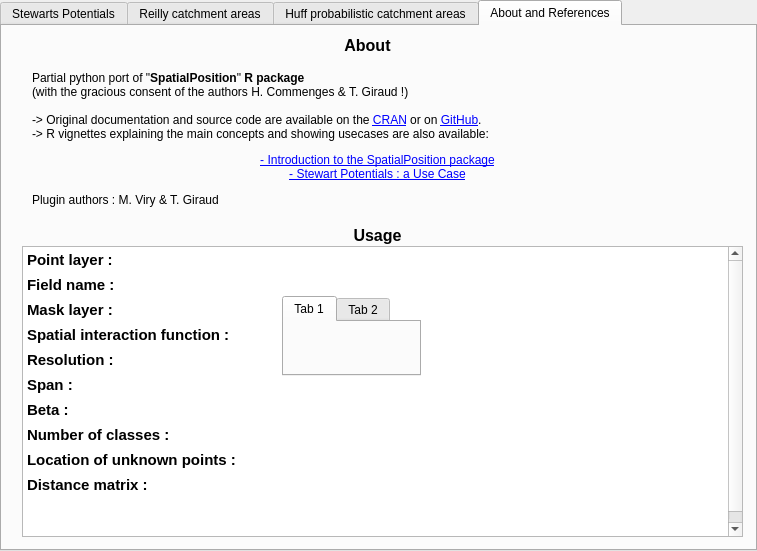
Above: SpatialPositionModel_dialog_base.ui from mthh/SpatialPositionModel before the change. Below: the same form after it.
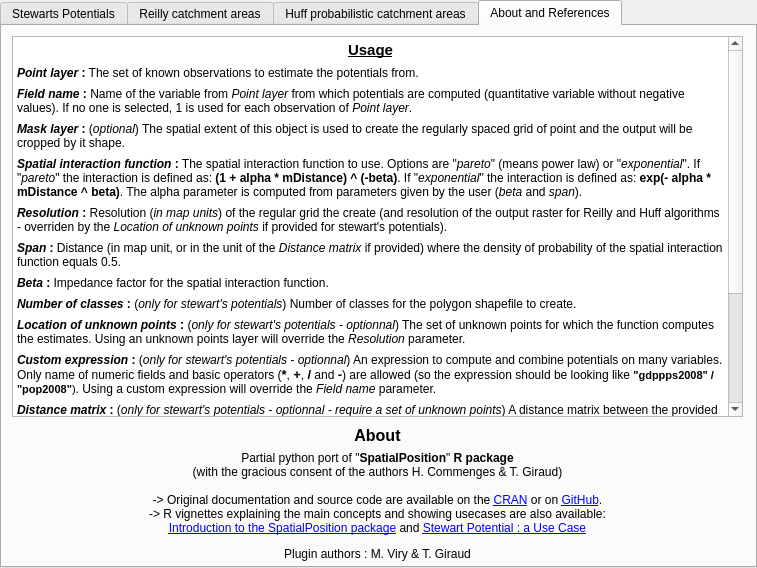
That is the form after the change. The open tabs and pages were chosen to show the change. Custom widgets are drawn as their Qt base class.

The edit to the form file:
```diff
--- a/SpatialPositionModel_dialog_base.ui
+++ b/SpatialPositionModel_dialog_base.ui
@@ -7,7 +7,7 @@
     <x>0</x>
     <y>0</y>
     <width>757</width>
-    <height>551</height>
+    <height>568</height>
    </rect>
   </property>
   <property name="windowTitle">
@@ -939,92 +939,66 @@
    <attribute name="title">
     <string>About and References</string>
    </attribute>
-   <widget class="QLabel" name="label_32">
-    <property name="geometry">
-     <rect>
-      <x>30</x>
-      <y>200</y>
-      <width>691</width>
-      <height>20</height>
-     </rect>
-    </property>
-    <property name="text">
-     <string>&lt;html&gt;&lt;head/&gt;&lt;body&gt;&lt;p align=&quot;center&quot;&gt;&lt;span style=&quot; font-size:12pt; font-weight:600;&quot;&gt;Usage&lt;/span&gt;&lt;/p&gt;&lt;/body&gt;&lt;/html&gt;</string>
-    </property>
-   </widget>
    <widget class="QTextBrowser" name="textBrowser_2">
     <property name="geometry">
      <rect>
-      <x>20</x>
-      <y>220</y>
-      <width>721</width>
-      <height>291</height>
+      <x>10</x>
+      <y>10</y>
+      <width>731</width>
+      <height>381</height>
      </rect>
     </property>
     <property name="html">
      <string>&lt;!DOCTYPE HTML PUBLIC &quot;-//W3C//DTD HTML 4.0//EN&quot; &quot;http://www.w3.org/TR/REC-html40/strict.dtd&quot;&gt;
 &lt;html&gt;&lt;head&gt;&lt;meta name=&quot;qrichtext&quot; content=&quot;1&quot; /&gt;&lt;style type=&quot;text/css&quot;&gt;
 p, li { white-space: pre-wrap; }
-&lt;/style&gt;&lt;/head&gt;&lt;body style=&quot; font-family:'Ubuntu'; font-size:11pt; font-weight:400; font-style:normal;&quot;&gt;
-&lt;p style=&quot; margin-top:7px; margin-bottom:7px; margin-left:0px; margin-right:0px; -qt-block-indent:0; text-indent:0px;&quot;&gt;&lt;span style=&quot; font-weight:600;&quot;&gt;Point layer :&lt;/span&gt;&lt;/p&gt;
-&lt;p style=&quot; margin-top:7px; margin-bottom:7px; margin-left:0px; margin-right:0px; -qt-block-indent:0; text-indent:0px;&quot;&gt;&lt;span style=&quot; font-weight:600;&quot;&gt;Field name :&lt;/span&gt;&lt;/p&gt;
-&lt;p style=&quot; margin-top:7px; margin-bottom:7px; margin-left:0px; margin-right:0px; -qt-block-indent:0; text-indent:0px;&quot;&gt;&lt;span style=&quot; font-weight:600;&quot;&gt;Mask layer :&lt;/span&gt;&lt;/p&gt;
-&lt;p style=&quot; margin-top:7px; margin-bottom:7px; margin-left:0px; margin-right:0px; -qt-block-indent:0; text-indent:0px;&quot;&gt;&lt;span style=&quot; font-weight:600;&quot;&gt;Spatial interaction function :&lt;/span&gt;&lt;/p&gt;
-&lt;p style=&quot; margin-top:7px; margin-bottom:7px; margin-left:0px; margin-right:0px; -qt-block-indent:0; text-indent:0px;&quot;&gt;&lt;span style=&quot; font-weight:600;&quot;&gt;Resolution :&lt;/span&gt;&lt;/p&gt;
-&lt;p style=&quot; margin-top:7px; margin-bottom:7px; margin-left:0px; margin-right:0px; -qt-block-indent:0; text-indent:0px;&quot;&gt;&lt;span style=&quot; font-weight:600;&quot;&gt;Span :&lt;/span&gt;&lt;/p&gt;
-&lt;p style=&quot; margin-top:7px; margin-bottom:7px; margin-left:0px; margin-right:0px; -qt-block-indent:0; text-indent:0px;&quot;&gt;&lt;span style=&quot; font-weight:600;&quot;&gt;Beta :&lt;/span&gt;&lt;/p&gt;
-&lt;p style=&quot; margin-top:7px; margin-bottom:7px; margin-left:0px; margin-right:0px; -qt-block-indent:0; text-indent:0px;&quot;&gt;&lt;span style=&quot; font-weight:600;&quot;&gt;Number of classes :&lt;/span&gt;&lt;/p&gt;
-&lt;p style=&quot; margin-top:7px; margin-bottom:7px; margin-left:0px; margin-right:0px; -qt-block-indent:0; text-indent:0px;&quot;&gt;&lt;span style=&quot; font-weight:600;&quot;&gt;Location of unknown points :&lt;/span&gt;&lt;/p&gt;
-&lt;p style=&quot; margin-top:7px; margin-bottom:7px; margin-left:0px; margin-right:0px; -qt-block-indent:0; text-indent:0px;&quot;&gt;&lt;span style=&quot; font-weight:600;&quot;&gt;Distance matrix :&lt;/span&gt;&lt;/p&gt;
-&lt;p style=&quot;-qt-paragraph-type:empty; margin-top:7px; margin-bottom:7px; margin-left:0px; margin-right:0px; -qt-block-indent:0; text-indent:0px;&quot;&gt;&lt;br /&gt;&lt;/p&gt;
-&lt;p style=&quot;-qt-paragraph-type:empty; margin-top:7px; margin-bottom:7px; margin-left:0px; margin-right:0px; -qt-block-indent:0; text-indent:0px;&quot;&gt;&lt;br /&gt;&lt;/p&gt;&lt;/body&gt;&lt;/html&gt;</string>
+&lt;/style&gt;&lt;/head&gt;&lt;body style=&quot; font-family:'MS Shell Dlg 2'; font-size:8.25pt; font-weight:400; font-style:normal;&quot;&gt;
+&lt;p align=&quot;center&quot; style=&quot; margin-top:0px; margin-bottom:0px; margin-left:0px; margin-right:0px; -qt-block-indent:0; text-indent:0px;&quot;&gt;&lt;span style=&quot; font-family:'Ubuntu'; font-size:11pt; font-weight:600; text-decoration: underline;&quot;&gt;Usage&lt;/span&gt;&lt;/p&gt;
+&lt;p style=&quot; margin-top:7px; margin-bottom:7px; margin-left:0px; margin-right:0px; -qt-block-indent:0; text-indent:0px;&quot;&gt;&lt;span style=&quot; font-family:'Ubuntu'; font-size:9pt; font-weight:600; font-style:italic;&quot;&gt;Point layer&lt;/span&gt;&lt;span style=&quot; font-family:'Ubuntu'; font-size:9pt; font-weight:600;&quot;&gt; :&lt;/span&gt;&lt;span style=&quot; font-family:'Ubuntu'; font-size:9pt;&quot;&gt; The set of known observations to estimate the potentials from.&lt;/span&gt;&lt;/p&gt;
+&lt;p style=&quot; margin-top:7px; margin-bottom:7px; margin-left:0px; margin-right:0px; -qt-block-indent:0; text-indent:0px;&quot;&gt;&lt;span style=&quot; font-family:'Ubuntu'; font-size:9pt; font-weight:600; font-style:italic;&quot;&gt;Field name&lt;/span&gt;&lt;span style=&quot; font-family:'Ubuntu'; font-size:9pt; font-weight:600;&quot;&gt; :&lt;/span&gt;&lt;span style=&quot; font-family:'Ubuntu'; font-size:9pt;&quot;&gt; Name of the variable from &lt;/span&gt;&lt;span style=&quot; font-family:'Ubuntu'; font-size:9pt; font-style:italic;&quot;&gt;Point layer&lt;/span&gt;&lt;span style=&quot; font-family:'Ubuntu'; font-size:9pt;&quot;&gt; from which potentials are computed (quantitative variable without negative values). If no one is selected, 1 is used for each observation of &lt;/span&gt;&lt;span style=&quot; font-family:'Ubuntu'; font-size:9pt; font-style:italic;&quot;&gt;Point layer&lt;/span&gt;&lt;span style=&quot; font-family:'Ubuntu'; font-size:9pt;&quot;&gt;.&lt;/span&gt;&lt;/p&gt;
+&lt;p style=&quot; margin-top:7px; margin-bottom:7px; margin-left:0px; margin-right:0px; -qt-block-indent:0; text-indent:0px;&quot;&gt;&lt;span style=&quot; font-family:'Ubuntu'; font-size:9pt; font-weight:600; font-style:italic;&quot;&gt;Mask layer&lt;/span&gt;&lt;span style=&quot; font-family:'Ubuntu'; font-size:9pt; font-weight:600;&quot;&gt; :&lt;/span&gt;&lt;span style=&quot; font-family:'Ubuntu'; font-size:9pt;&quot;&gt; (&lt;/span&gt;&lt;span style=&quot; font-family:'Ubuntu'; font-size:9pt; font-style:italic;&quot;&gt;optional&lt;/span&gt;&lt;span style=&quot; font-family:'Ubuntu'; font-size:9pt;&quot;&gt;) The spatial extent of this object is used to create the regularly spaced grid of point and the output will be cropped by it shape.&lt;/span&gt;&lt;/p&gt;
+&lt;p style=&quot; margin-top:7px; margin-bottom:7px; margin-left:0px; margin-right:0px; -qt-block-indent:0; text-indent:0px;&quot;&gt;&lt;span style=&quot; font-family:'Ubuntu'; font-size:9pt; font-weight:600; font-style:italic;&quot;&gt;Spatial interaction function&lt;/span&gt;&lt;span style=&quot; font-family:'Ubuntu'; font-size:9pt; font-weight:600;&quot;&gt; :&lt;/span&gt;&lt;span style=&quot; font-family:'Ubuntu'; font-size:9pt;&quot;&gt; The spatial interaction function to use. Options are &amp;quot;&lt;/span&gt;&lt;span style=&quot; font-family:'Ubuntu'; font-size:9pt; font-style:italic;&quot;&gt;pareto&lt;/span&gt;&lt;span style=&quot; font-family:'Ubuntu'; font-size:9pt;&quot;&gt;&amp;quot; (means power law) or &amp;quot;&lt;/span&gt;&lt;span style=&quot; font-family:'Ubuntu'; font-size:9pt; font-style:italic;&quot;&gt;exponential&lt;/span&gt;&lt;span style=&quot; font-family:'Ubuntu'; font-size:9pt;&quot;&gt;&amp;quot;. If &amp;quot;&lt;/span&gt;&lt;span style=&quot; font-family:'Ubuntu'; font-size:9pt; font-style:italic;&quot;&gt;pareto&lt;/span&gt;&lt;span style=&quot; font-family:'Ubuntu'; font-size:9pt;&quot;&gt;&amp;quot; the interaction is defined as: &lt;/span&gt;&lt;span style=&quot; font-family:'sans-serif'; font-size:9pt; font-weight:600;&quot;&gt;(1 + alpha * mDistance) ^ (-beta)&lt;/span&gt;&lt;span style=&quot; font-family:'Ubuntu'; font-size:9pt;&quot;&gt;. If &amp;quot;&lt;/span&gt;&lt;span style=&quot; font-family:'Ubuntu'; font-size:9pt; font-style:italic;&quot;&gt;exponential&lt;/span&gt;&lt;span style=&quot; font-family:'Ubuntu'; font-size:9pt;&quot;&gt;&amp;quot; the interaction is defined as: &lt;/span&gt;&lt;span style=&quot; font-family:'sans-serif'; font-size:9pt; font-weight:600;&quot;&gt;exp(- alpha * mDistance ^ beta)&lt;/span&gt;&lt;span style=&quot; font-family:'Ubuntu'; font-size:9pt;&quot;&gt;. The alpha parameter is computed from parameters given by the user (&lt;/span&gt;&lt;span style=&quot; font-family:'Ubuntu'; font-size:9pt; font-style:italic;&quot;&gt;beta&lt;/span&gt;&lt;span style=&quot; font-family:'Ubuntu'; font-size:9pt;&quot;&gt; and &lt;/span&gt;&lt;span style=&quot; font-family:'Ubuntu'; font-size:9pt; font-style:italic;&quot;&gt;span&lt;/span&gt;&lt;span style=&quot; font-family:'Ubuntu'; font-size:9pt;&quot;&gt;).&lt;/span&gt;&lt;/p&gt;
+&lt;p style=&quot; margin-top:7px; margin-bottom:7px; margin-left:0px; margin-right:0px; -qt-block-indent:0; text-indent:0px;&quot;&gt;&lt;span style=&quot; font-family:'Ubuntu'; font-size:9pt; font-weight:600; font-style:italic;&quot;&gt;Resolution&lt;/span&gt;&lt;span style=&quot; font-family:'Ubuntu'; font-size:9pt; font-weight:600;&quot;&gt; :&lt;/span&gt;&lt;span style=&quot; font-family:'Ubuntu'; font-size:9pt;&quot;&gt; Resolution (&lt;/span&gt;&lt;span style=&quot; font-family:'Ubuntu'; font-size:9pt; font-style:italic;&quot;&gt;in map units&lt;/span&gt;&lt;span style=&quot; font-family:'Ubuntu'; font-size:9pt;&quot;&gt;) of the regular grid the create (and resolution of the output raster for Reilly and Huff algorithms - overriden by the &lt;/span&gt;&lt;span style=&quot; font-family:'Ubuntu'; font-size:9pt; font-style:italic;&quot;&gt;Location of unknown points&lt;/span&gt;&lt;span style=&quot; font-family:'Ubuntu'; font-size:9pt;&quot;&gt; if provided for stewart's potentials).&lt;/span&gt;&lt;/p&gt;
+&lt;p style=&quot; margin-top:7px; margin-bottom:7px; margin-left:0px; margin-right:0px; -qt-block-indent:0; text-indent:0px;&quot;&gt;&lt;span style=&quot; font-family:'Ubuntu'; font-size:9pt; font-weight:600; font-style:italic;&quot;&gt;Span&lt;/span&gt;&lt;span style=&quot; font-family:'Ubuntu'; font-size:9pt; font-weight:600;&quot;&gt; :&lt;/span&gt;&lt;span style=&quot; font-family:'Ubuntu'; font-size:9pt;&quot;&gt; Distance (in map unit, or in the unit of the &lt;/span&gt;&lt;span style=&quot; font-family:'Ubuntu'; font-size:9pt; font-style:italic;&quot;&gt;Distance matrix&lt;/span&gt;&lt;span style=&quot; font-family:'Ubuntu'; font-size:9pt;&quot;&gt; if provided) where the density of probability of the spatial interaction function equals 0.5.&lt;/span&gt;&lt;/p&gt;
+&lt;p style=&quot; margin-top:7px; margin-bottom:7px; margin-left:0px; margin-right:0px; -qt-block-indent:0; text-indent:0px;&quot;&gt;&lt;span style=&quot; font-family:'Ubuntu'; font-size:9pt; font-weight:600; font-style:italic;&quot;&gt;Beta&lt;/span&gt;&lt;span style=&quot; font-family:'Ubuntu'; font-size:9pt; font-weight:600;&quot;&gt; :&lt;/span&gt;&lt;span style=&quot; font-family:'Ubuntu'; font-size:9pt;&quot;&gt; Impedance factor for the spatial interaction function.&lt;/span&gt;&lt;/p&gt;
+&lt;p style=&quot; margin-top:7px; margin-bottom:7px; margin-left:0px; margin-right:0px; -qt-block-indent:0; text-indent:0px;&quot;&gt;&lt;span style=&quot; font-family:'Ubuntu'; font-size:9pt; font-weight:600; font-style:italic;&quot;&gt;Number of classes&lt;/span&gt;&lt;span style=&quot; font-family:'Ubuntu'; font-size:9pt; font-weight:600;&quot;&gt; :&lt;/span&gt;&lt;span style=&quot; font-family:'Ubuntu'; font-size:9pt;&quot;&gt; (&lt;/span&gt;&lt;span style=&quot; font-family:'Ubuntu'; font-size:9pt; font-style:italic;&quot;&gt;only for stewart's potentials&lt;/span&gt;&lt;span style=&quot; font-family:'Ubuntu'; font-size:9pt;&quot;&gt;) Number of classes for the polygon shapefile to create.&lt;/span&gt;&lt;/p&gt;
+&lt;p style=&quot; margin-top:7px; margin-bottom:7px; margin-left:0px; margin-right:0px; -qt-block-indent:0; text-indent:0px;&quot;&gt;&lt;span style=&quot; font-family:'Ubuntu'; font-size:9pt; font-weight:600; font-style:italic;&quot;&gt;Location of unknown points&lt;/span&gt;&lt;span style=&quot; font-family:'Ubuntu'; font-size:9pt; font-weight:600;&quot;&gt; :&lt;/span&gt;&lt;span style=&quot; font-family:'Ubuntu'; font-size:9pt;&quot;&gt; (&lt;/span&gt;&lt;span style=&quot; font-family:'Ubuntu'; font-size:9pt; font-style:italic;&quot;&gt;only for stewart's potentials - optionnal&lt;/span&gt;&lt;span style=&quot; font-family:'Ubuntu'; font-size:9pt;&quot;&gt;) The set of unknown points for which the function computes the estimates. Using an unknown points layer will override the &lt;/span&gt;&lt;span style=&quot; font-family:'Ubuntu'; font-size:9pt; font-style:italic;&quot;&gt;Resolution&lt;/span&gt;&lt;span style=&quot; font-family:'Ubuntu'; font-size:9pt;&quot;&gt; parameter.&lt;/span&gt;&lt;/p&gt;
+&lt;p style=&quot; margin-top:7px; margin-bottom:7px; margin-left:0px; margin-right:0px; -qt-block-indent:0; text-indent:0px;&quot;&gt;&lt;span style=&quot; font-family:'Ubuntu'; font-size:9pt; font-weight:600; font-style:italic;&quot;&gt;Custom expression&lt;/span&gt;&lt;span style=&quot; font-family:'Ubuntu'; font-size:9pt; font-weight:600;&quot;&gt; :&lt;/span&gt;&lt;span style=&quot; font-family:'Ubuntu'; font-size:9pt;&quot;&gt; (&lt;/span&gt;&lt;span style=&quot; font-family:'Ubuntu'; font-size:9pt; font-style:italic;&quot;&gt;only for stewart's potentials - optionnal&lt;/span&gt;&lt;span style=&quot; font-family:'Ubuntu'; font-size:9pt;&quot;&gt;) An expression to compute and combine potentials on many variables. Only name of numeric fields and basic operators (&lt;/span&gt;&lt;span style=&quot; font-family:'Ubuntu'; font-size:10pt; font-weight:600;&quot;&gt;*&lt;/span&gt;&lt;span style=&quot; font-family:'Ubuntu'; font-size:9pt;&quot;&gt;, &lt;/span&gt;&lt;span style=&quot; font-family:'Ubuntu'; font-size:10pt; font-weight:600;&quot;&gt;+&lt;/span&gt;&lt;span style=&quot; font-family:'Ubuntu'; font-size:9pt;&quot;&gt;, &lt;/span&gt;&lt;span style=&quot; font-family:'Ubuntu'; font-size:10pt; font-weight:600;&quot;&gt;/&lt;/span&gt;&lt;span style=&quot; font-family:'Ubuntu'; font-size:9pt;&quot;&gt; and &lt;/span&gt;&lt;span style=&quot; font-family:'Ubuntu'; font-size:10pt; font-weight:600;&quot;&gt;-&lt;/span&gt;&lt;span style=&quot; font-family:'Ubuntu'; font-size:9pt;&quot;&gt;) are allowed (so the expression should be looking like &lt;/span&gt;&lt;span style=&quot; font-family:'sans-serif'; font-size:8pt; font-weight:600;&quot;&gt;&amp;quot;gdppps2008&amp;quot; / &amp;quot;pop2008&amp;quot;&lt;/span&gt;&lt;span style=&quot; font-family:'sans-serif'; font-size:8pt;&quot;&gt;)&lt;/span&gt;&lt;span style=&quot; font-family:'Ubuntu'; font-size:9pt;&quot;&gt;. Using a custom expression will override the &lt;/span&gt;&lt;span style=&quot; font-family:'Ubuntu'; font-size:9pt; font-style:italic;&quot;&gt;Field name&lt;/span&gt;&lt;span style=&quot; font-family:'Ubuntu'; font-size:9pt;&quot;&gt; parameter.&lt;/span&gt;&lt;/p&gt;
+&lt;p style=&quot; margin-top:7px; margin-bottom:7px; margin-left:0px; margin-right:0px; -qt-block-indent:0; text-indent:0px;&quot;&gt;&lt;span style=&quot; font-family:'Ubuntu'; font-size:9pt; font-weight:600; font-style:italic;&quot;&gt;Distance matrix&lt;/span&gt;&lt;span style=&quot; font-family:'Ubuntu'; font-size:9pt; font-weight:600;&quot;&gt; :&lt;/span&gt;&lt;span style=&quot; font-family:'Ubuntu'; font-size:9pt;&quot;&gt; (&lt;/span&gt;&lt;span style=&quot; font-family:'Ubuntu'; font-size:9pt; font-style:italic;&quot;&gt;only for stewart's potentials - optionnal - require a set of unknown points&lt;/span&gt;&lt;span style=&quot; font-family:'Ubuntu'; font-size:9pt;&quot;&gt;) A distance matrix between the provided points of the layer given in &lt;/span&gt;&lt;span style=&quot; font-family:'Ubuntu'; font-size:9pt; font-style:italic;&quot;&gt;Point layer&lt;/span&gt;&lt;span style=&quot; font-family:'Ubuntu'; font-size:9pt;&quot;&gt; and in &lt;/span&gt;&lt;span style=&quot; font-family:'Ubuntu'; font-size:9pt; font-style:italic;&quot;&gt;Location of unknown points&lt;/span&gt;&lt;span style=&quot; font-family:'Ubuntu'; font-size:9pt;&quot;&gt; fields.&lt;/span&gt;&lt;/p&gt;
+&lt;p style=&quot;-qt-paragraph-type:empty; margin-top:7px; margin-bottom:7px; margin-left:0px; margin-right:0px; -qt-block-indent:0; text-indent:0px; font-family:'Ubuntu'; font-size:11pt;&quot;&gt;&lt;br /&gt;&lt;/p&gt;
+&lt;p align=&quot;center&quot; style=&quot; margin-top:7px; margin-bottom:7px; margin-left:0px; margin-right:0px; -qt-block-indent:0; text-indent:0px;&quot;&gt;&lt;span style=&quot; font-family:'Ubuntu'; font-size:11pt; font-weight:600; text-decoration: underline;&quot;&gt;References&lt;/span&gt;&lt;/p&gt;
+&lt;p style=&quot; margin-top:0px; margin-bottom:0px; margin-left:0px; margin-right:0px; -qt-block-indent:0; text-indent:0px;&quot;&gt;&lt;span style=&quot; font-family:'sans-serif'; font-size:8pt; color:#000000;&quot;&gt;- COMMENGES H., GIRAUD T. (2015) &lt;/span&gt;&lt;a href=&quot;https://cran.r-project.org/web/packages/SpatialPosition/vignettes/SpatialPosition.html&quot;&gt;&lt;span style=&quot; font-size:8pt; text-decoration: underline; color:#0000ff;&quot;&gt;Introduction to the SpatialPosition package&lt;/span&gt;&lt;/a&gt;&lt;/p&gt;
+&lt;p style=&quot; margin-top:7px; margin-bottom:7px; margin-left:0px; margin-right:0px; -qt-block-indent:0; text-indent:0px;&quot;&gt;&lt;span style=&quot; font-family:'sans-serif'; font-size:8pt; color:#000000;&quot;&gt;- HUFF D. (1964) Defining and Estimating a Trading Area. Journal of Marketing, 28: 34-38.&lt;/span&gt;&lt;/p&gt;
+&lt;p style=&quot; margin-top:7px; margin-bottom:7px; margin-left:0px; margin-right:0px; -qt-block-indent:0; text-indent:0px;&quot;&gt;&lt;span style=&quot; font-family:'sans-serif'; font-size:8pt; color:#000000;&quot;&gt;- REILLY, W. J. (1931) The law of retail gravitation, W. J. Reilly, New York.&lt;/span&gt;&lt;/p&gt;
+&lt;p style=&quot; margin-top:7px; margin-bottom:7px; margin-left:0px; margin-right:0px; -qt-block-indent:0; text-indent:0px;&quot;&gt;&lt;span style=&quot; font-family:'sans-serif'; font-size:8pt; color:#000000;&quot;&gt;- STEWART J.Q. (1942) &amp;quot;Measure of the influence of a population at a distance&amp;quot;, Sociometry, 5(1): 63-71.&lt;/span&gt;&lt;/p&gt;
+&lt;p style=&quot;-qt-paragraph-type:empty; margin-top:7px; margin-bottom:7px; margin-left:0px; margin-right:0px; -qt-block-indent:0; text-indent:0px; font-family:'sans-serif'; font-size:8pt; color:#000000;&quot;&gt;&lt;br /&gt;&lt;/p&gt;&lt;/body&gt;&lt;/html&gt;</string>
     </property>
    </widget>
-   <widget class="QLabel" name="label_36">
+   <widget class="QWidget" name="">
     <property name="geometry">
      <rect>
-      <x>20</x>
-      <y>10</y>
-      <width>691</width>
-      <height>20</height>
+      <x>10</x>
+      <y>400</y>
+      <width>731</width>
+      <height>143</height>
      </rect>
     </property>
-    <property name="text">
-     <string>&lt;html&gt;&lt;head/&gt;&lt;body&gt;&lt;p align=&quot;center&quot;&gt;&lt;span style=&quot; font-size:12pt; font-weight:600;&quot;&gt;About&lt;/span&gt;&lt;/p&gt;&lt;/body&gt;&lt;/html&gt;</string>
-    </property>
-   </widget>
-   <widget class="QLabel" name="label_26">
-    <property name="geometry">
-     <rect>
-      <x>30</x>
-      <y>40</y>
-      <width>691</width>
-      <height>161</height>
-     </rect>
-    </property>
-    <property name="text">
-     <string>&lt;html&gt;&lt;head/&gt;&lt;body&gt;&lt;p&gt;Partial python port of &amp;quot;&lt;span style=&quot; font-weight:600;&quot;&gt;SpatialPosition&lt;/span&gt;&amp;quot; &lt;span style=&quot; font-weight:600;&quot;&gt;R package&lt;br/&gt;&lt;/span&gt;(with the gracious consent of the authors H. Commenges &amp;amp; T. Giraud !)&lt;br/&gt;&lt;br/&gt;-&amp;gt; Original documentation and source code are available on the &lt;a href=&quot;https://cran.r-project.org/package=SpatialPosition&quot;&gt;&lt;span style=&quot; text-decoration: underline; color:#0000ff;&quot;&gt;CRAN&lt;/span&gt;&lt;/a&gt; or on &lt;a href=&quot;https://github.com/Groupe-ElementR/SpatialPosition&quot;&gt;&lt;span style=&quot; text-decoration: underline; color:#0000ff;&quot;&gt;GitHub&lt;/span&gt;&lt;/a&gt;.&lt;br/&gt;-&amp;gt; R vignettes explaining the main concepts and showing usecases are also available:&lt;/p&gt;&lt;p align=&quot;center&quot;&gt;&lt;a href=&quot;https://cran.r-project.org/web/packages/SpatialPosition/vignettes/SpatialPosition.html&quot;&gt;&lt;span style=&quot; text-decoration: underline; color:#0000ff;&quot;&gt;- Introduction to the SpatialPosition package&lt;br/&gt;- &lt;/span&gt;&lt;/a&gt;&lt;a href=&quot;https://cran.r-project.org/web/packages/SpatialPosition/vignettes/StewartExample.html&quot;&gt;&lt;span style=&quot; text-decoration: underline; color:#0000ff;&quot;&gt;Stewart Potentials : a Use Case&lt;/span&gt;&lt;/a&gt;&lt;/p&gt;&lt;p&gt;Plugin authors : M. Viry &amp;amp; T. Giraud&lt;br/&gt;&lt;/p&gt;&lt;/body&gt;&lt;/html&gt;</string>
-    </property>
-   </widget>
-   <widget class="QTabWidget" name="tabWidget">
-    <property name="geometry">
-     <rect>
-      <x>280</x>
-      <y>270</y>
-      <width>139</width>
-      <height>80</height>
-     </rect>
-    </property>
-    <widget class="QWidget" name="tab_2">
-     <attribute name="title">
-      <string>Tab 1</string>
-     </attribute>
-    </widget>
-    <widget class="QWidget" name="tab_3">
-     <attribute name="title">
-      <string>Tab 2</string>
-     </attribute>
-    </widget>
+    <layout class="QGridLayout" name="gridLayout_7">
+     <item row="0" column="0">
+      <widget class="QLabel" name="label_36">
+       <property name="text">
+        <string>&lt;html&gt;&lt;head/&gt;&lt;body&gt;&lt;p align=&quot;center&quot;&gt;&lt;span style=&quot; font-size:12pt; font-weight:600;&quot;&gt;About&lt;/span&gt;&lt;/p&gt;&lt;/body&gt;&lt;/html&gt;</string>
+       </property>
+      </widget>
+     </item>
+     <item row="1" column="0">
+      <widget class="QLabel" name="label_26">
+       <property name="text">
+        <string>&lt;html&gt;&lt;head/&gt;&lt;body&gt;&lt;p align=&quot;center&quot;&gt;Partial python port of &amp;quot;&lt;span style=&quot; font-weight:600;&quot;&gt;SpatialPosition&lt;/span&gt;&amp;quot; &lt;span style=&quot; font-weight:600;&quot;&gt;R package&lt;br/&gt;&lt;/span&gt;(with the gracious consent of the authors H. Commenges &amp;amp; T. Giraud)&lt;br/&gt;&lt;br/&gt;-&amp;gt; Original documentation and source code are available on the &lt;a href=&quot;https://cran.r-project.org/package=SpatialPosition&quot;&gt;&lt;span style=&quot; text-decoration: underline; color:#0000ff;&quot;&gt;CRAN&lt;/span&gt;&lt;/a&gt; or on &lt;a href=&quot;https://github.com/Groupe-ElementR/SpatialPosition&quot;&gt;&lt;span style=&quot; text-decoration: underline; color:#0000ff;&quot;&gt;GitHub&lt;/span&gt;&lt;/a&gt;.&lt;br/&gt;-&amp;gt; R vignettes explaining the main concepts and showing usecases are also available: &lt;br/&gt;&lt;a href=&quot;https://cran.r-project.org/web/packages/SpatialPosition/vignettes/SpatialPosition.html&quot;&gt;&lt;span style=&quot; text-decoration: underline; color:#0000ff;&quot;&gt;Introduction to the SpatialPosition package&lt;/span&gt;&lt;/a&gt; and &lt;a href=&quot;https://cran.r-project.org/web/packages/SpatialPosition/vignettes/StewartExample.html&quot;&gt;&lt;span style=&quot; text-decoration: underline; color:#0000ff;&quot;&gt;Stewart Potential : a Use Case&lt;/span&gt;&lt;/a&gt;&lt;/p&gt;&lt;p align=&quot;center&quot;&gt;Plugin authors : M. Viry &amp;amp; T. Giraud&lt;br/&gt;&lt;/p&gt;&lt;/body&gt;&lt;/html&gt;</string>
+       </property>
+      </widget>
+     </item>
+    </layout>
    </widget>
   </widget>
  </widget>
```
Left out of the diff: 160 changed lines with no effect on the pictures.
